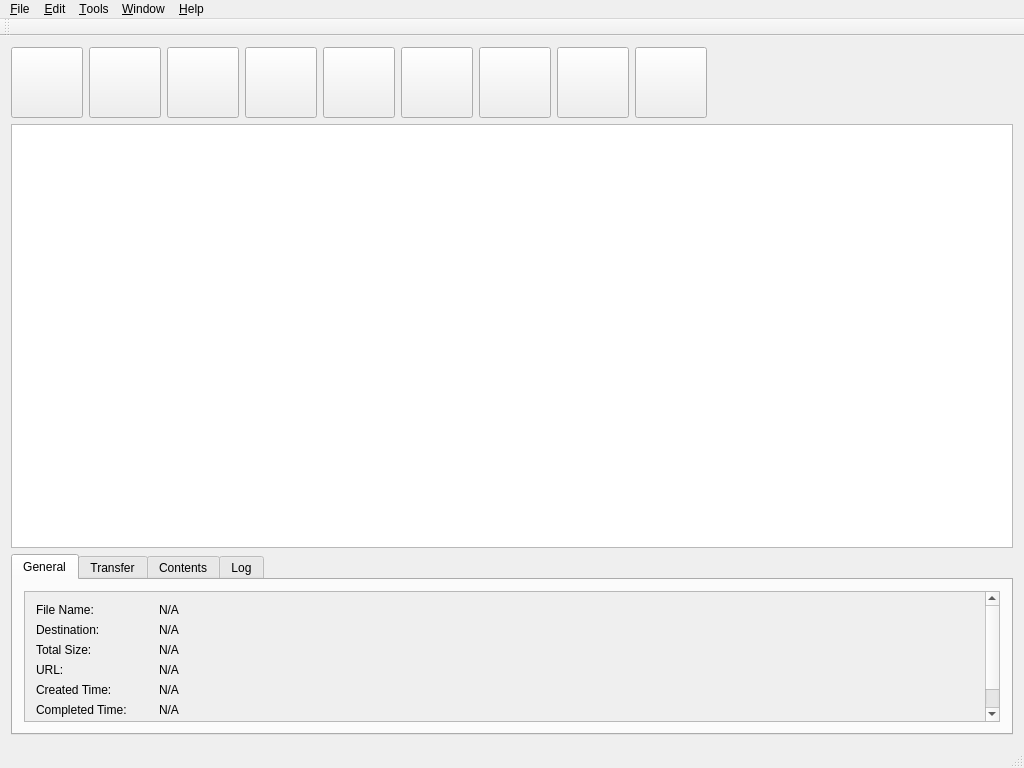
This is src/mainwindow.ui in GekkoFyre/FyreDL as Qt 5 draws it before an edit. The edited form follows.
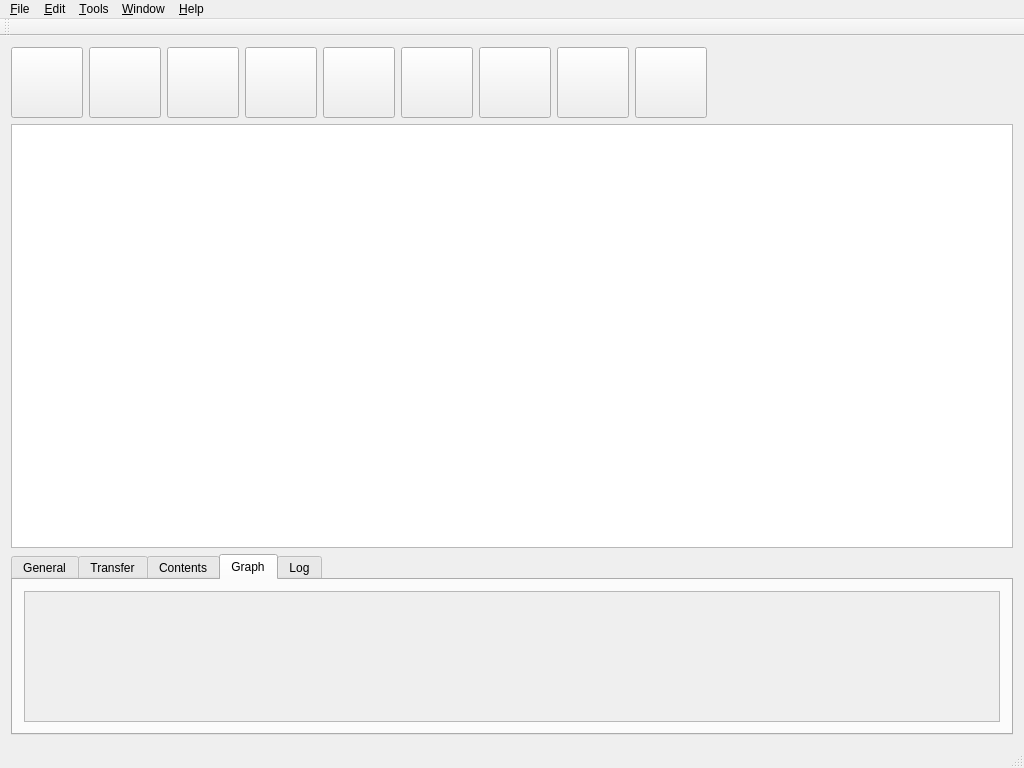
This is the edited form. Icons and pictures are not drawn.

Diff of the .ui file:
```diff
--- a/src/mainwindow.ui
+++ b/src/mainwindow.ui
@@ -207,7 +207,7 @@
           <item>
            <widget class="QTabWidget" name="tabStatusWidget">
             <property name="currentIndex">
-             <number>0</number>
+             <number>3</number>
             </property>
             <widget class="QWidget" name="tabGeneral">
              <attribute name="title">
@@ -535,6 +535,30 @@
               </item>
              </layout>
             </widget>
+            <widget class="QWidget" name="tabGraph">
+             <attribute name="title">
+              <string>Graph</string>
+             </attribute>
+             <layout class="QVBoxLayout" name="verticalLayout_10">
+              <item>
+               <widget class="QScrollArea" name="graphScrollArea">
+                <property name="widgetResizable">
+                 <bool>true</bool>
+                </property>
+                <widget class="QWidget" name="scrollAreaWidgetContents_2">
+                 <property name="geometry">
+                  <rect>
+                   <x>0</x>
+                   <y>0</y>
+                   <width>976</width>
+                   <height>122</height>
+                  </rect>
+                 </property>
+                </widget>
+               </widget>
+              </item>
+             </layout>
+            </widget>
             <widget class="QWidget" name="tabLogging">
              <attribute name="title">
               <string>Log</string>
```
Left out of the diff: 2 changed lines with no effect on the pictures.
